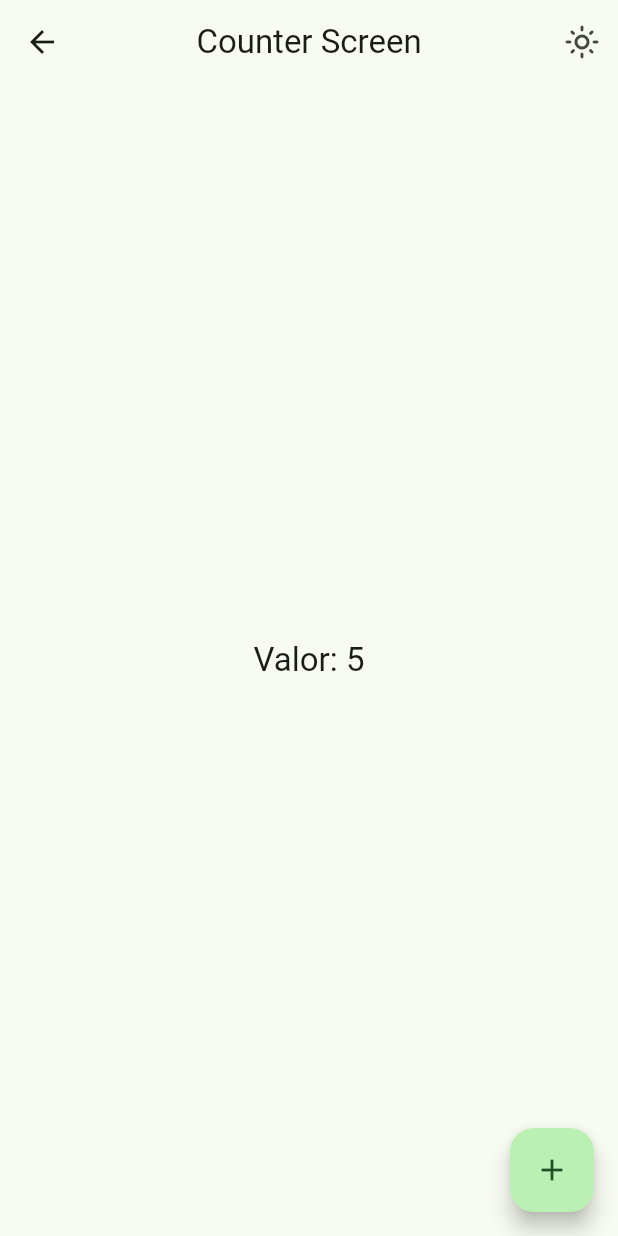
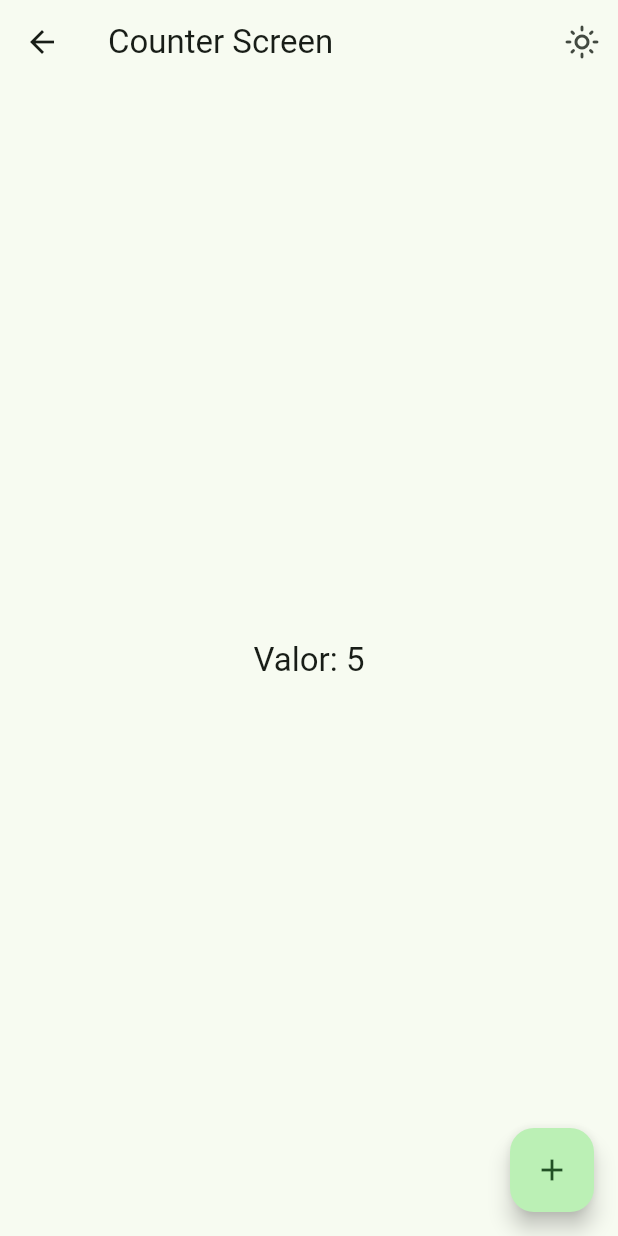
Before and after one commit to gabrielcabrera17/widget_app, a Flutter app: the screen it shows after launch, after a tap on "Contador", on a phone screen of 412 x 824 dp. Run offline on Flutter 3.47's test engine with Material 3 defaults, Android fonts, the phone set to English and light mode, and no system bars; our stand-ins replace animate_do, flutter_riverpod, go_router.

Commit message:
cambios usando stateNotifier

```diff
--- a/lib/config/theme/app_theme.dart
+++ b/lib/config/theme/app_theme.dart
@@ -29,7 +29,7 @@ class AppTheme {
     brightness: isDarkMode ? Brightness.dark : Brightness.light,
     colorSchemeSeed: colorList[selectedColor],
     appBarTheme: const AppBarTheme(
-      centerTitle: true
+      centerTitle: false
     )
   );
 
--- a/lib/main.dart
+++ b/lib/main.dart
@@ -19,13 +19,15 @@ class MainApp extends ConsumerWidget {
   @override
   Widget build(BuildContext context, ref) {
 
-    final isDarkMode = ref.watch(isDarModeProvider);
-    final colorSelected = ref.watch(selectedColorProvider);
+    //final isDarkMode = ref.watch(isDarModeProvider);
+    //final colorSelected = ref.watch(selectedColorProvider);
+
+    final AppTheme appTheme = ref.watch(themeNotifierProvider);
     return MaterialApp.router(
       title: 'Sigo App',
       routerConfig: appRouter,
       debugShowCheckedModeBanner: false,
-      theme: AppTheme(selectedColor: colorSelected, isDarkMode: isDarkMode).getTheme(),
+      theme: appTheme.getTheme()
 
     );
   }
--- a/lib/presentation/providers/theme_provider.dart
+++ b/lib/presentation/providers/theme_provider.dart
@@ -8,5 +8,28 @@ final isDarModeProvider = StateProvider((ref) => false);
 final colorListProvider = Provider((ref) => colorList);
 
 //un simple int
+final selectedColorProvider = StateProvider((ref) => 0,);
 
-final selectedColorProvider = StateProvider((ref) => 0,);
+// Un objeto de tipo AppTheme
+//aquí tenemos StateNotifierProvider<null,object?> donde le primero (null) es el nombre de la clase que controlará el estado y el segundo es el estado en si
+final themeNotifierProvider = StateNotifierProvider<ThemeNotifier, AppTheme>(
+  (ref) => ThemeNotifier()
+);
+
+
+//Controlar el theme
+class ThemeNotifier extends StateNotifier<AppTheme>{
+  //En el constructor creamos el primer appTheme con sus valores por defectos, una instancia de la clase
+  //State = Estado = new AppTheme();
+  ThemeNotifier():super(AppTheme());
+
+  void toogleDarkMode(){
+
+  }
+
+  void changeColorIndex(int colorIndex){
+
+  }
+
+
+}
```
